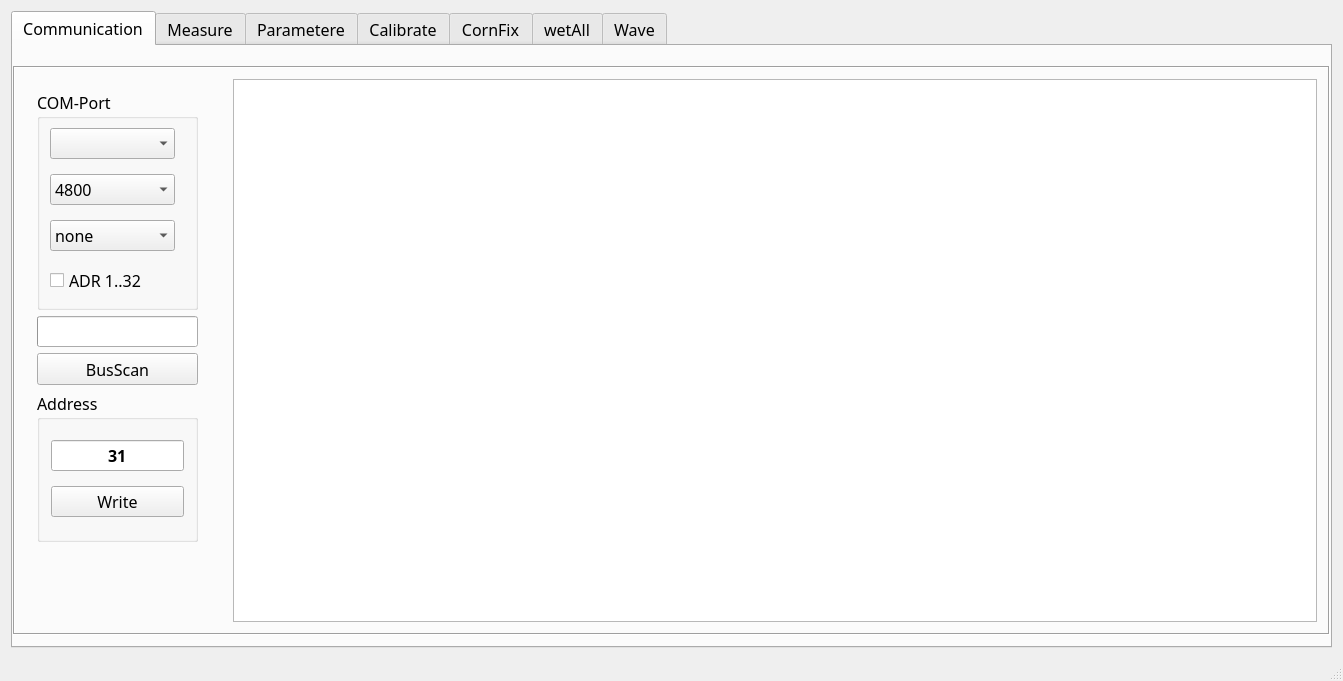
Old version of the form mainwindow.ui in the repository byteman/WFace.
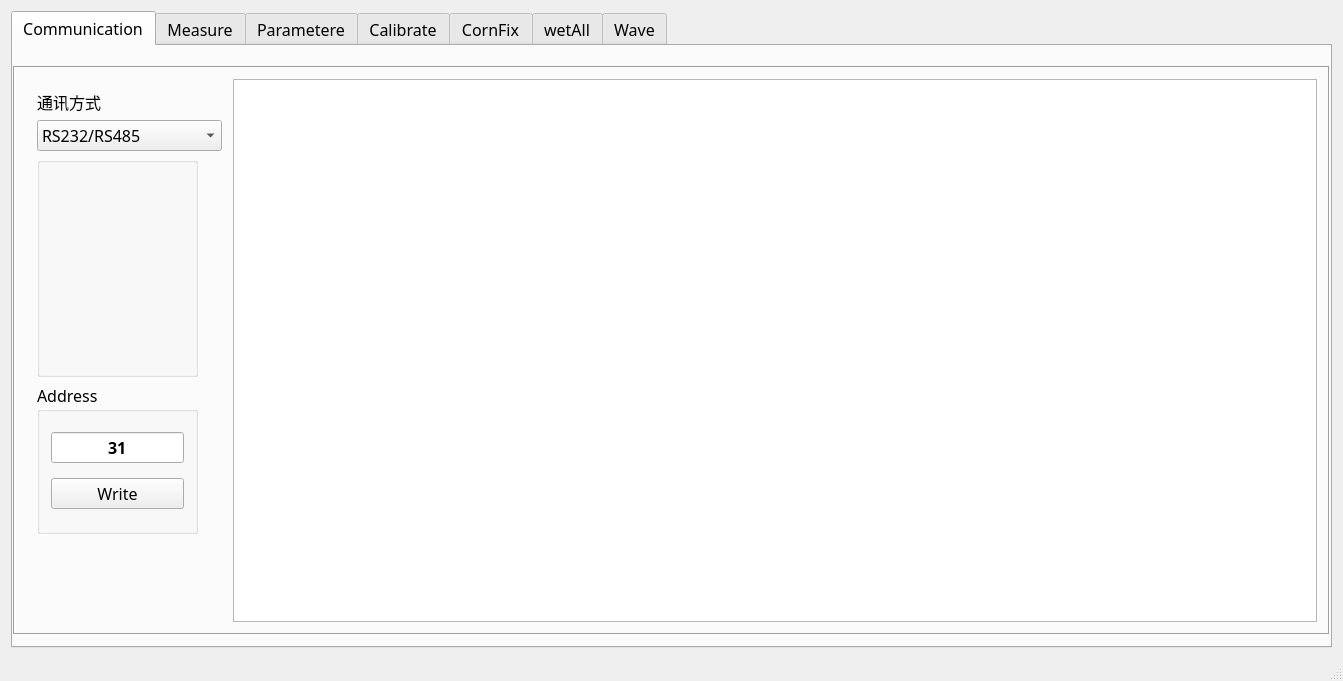
New version of the form. Custom widgets are drawn as their Qt base class.

What changed in the file:
```diff
--- a/mainwindow.ui
+++ b/mainwindow.ui
@@ -108,6 +108,32 @@
               <property name="rightMargin">
                <number>5</number>
               </property>
+              <item>
+               <widget class="QLabel" name="label_9">
+                <property name="text">
+                 <string>通讯方式</string>
+                </property>
+               </widget>
+              </item>
+              <item>
+               <widget class="QComboBox" name="comboBox">
+                <item>
+                 <property name="text">
+                  <string>RS232/RS485</string>
+                 </property>
+                </item>
+                <item>
+                 <property name="text">
+                  <string>MultiRs232</string>
+                 </property>
+                </item>
+                <item>
+                 <property name="text">
+                  <string>TCP/IP</string>
+                 </property>
+                </item>
+               </widget>
+              </item>
               <item>
                <widget class="QGroupBox" name="groupBox_2">
                 <property name="minimumSize">
@@ -134,12 +160,12 @@
                  <string notr="true"/>
                 </property>
                 <property name="title">
-                 <string>COM-Port</string>
+                 <string/>
                 </property>
                 <property name="alignment">
                  <set>Qt::AlignLeading|Qt::AlignLeft|Qt::AlignTop</set>
                 </property>
-                <layout class="QVBoxLayout" name="verticalLayout_2" stretch="2,2,2,1">
+                <layout class="QVBoxLayout" name="verticalLayout_2" stretch="">
                  <property name="leftMargin">
                   <number>10</number>
                  </property>
@@ -152,124 +178,9 @@
                  <property name="bottomMargin">
                   <number>0</number>
                  </property>
-                 <item>
-                  <widget class="QComboBox" name="cbxPort"/>
-                 </item>
-                 <item>
-                  <widget class="QComboBox" name="cbxBaud">
-                   <item>
-                    <property name="text">
-                     <string>4800</string>
-                    </property>
-                   </item>
-                   <item>
-                    <property name="text">
-                     <string>9600</string>
-                    </property>
-                   </item>
-                   <item>
-                    <property name="text">
-                     <string>19200</string>
-                    </property>
-                   </item>
-                   <item>
-                    <property name="text">
-                     <string>38400</string>
-                    </property>
-                   </item>
-                   <item>
-                    <property name="text">
-                     <string>115200</string>
-                    </property>
-                   </item>
-                  </widget>
-                 </item>
-                 <item>
-                  <widget class="QComboBox" name="cbxParity">
-                   <property name="styleSheet">
-                    <string notr="true"/>
-                   </property>
-                   <item>
-                    <property name="text">
-                     <string>none</string>
-                    </property>
-                   </item>
-                   <item>
-                    <property name="text">
-                     <string>even</string>
-                    </property>
-                   </item>
-                  </widget>
-                 </item>
-                 <item>
-                  <widget class="QCheckBox" name="cbxFindAll">
-                   <property name="sizePolicy">
-                    <sizepolicy hsizetype="Expanding" vsizetype="Fixed">
-                     <horstretch>0</horstretch>
-                     <verstretch>0</verstretch>
-                    </sizepolicy>
-                   </property>
-                   <property name="text">
-                    <string>ADR 1..32</string>
-                   </property>
-                  </widget>
-                 </item>
                 </layout>
                </widget>
               </item>
-              <item>
-               <widget class="QProgressBar" name="scanPb">
-                <property name="sizePolicy">
-                 <sizepolicy hsizetype="Fixed" vsizetype="Fixed">
-                  <horstretch>0</horstretch>
-                  <verstretch>0</verstretch>
-                 </sizepolicy>
-                </property>
-                <property name="minimumSize">
-                 <size>
-                  <width>161</width>
-                  <height>0</height>
-                 </size>
-                </property>
-                <property name="maximum">
-                 <number>32</number>
-                </property>
-                <property name="value">
-                 <number>0</number>
-                </property>
-                <property name="textVisible">
-                 <bool>false</bool>
-                </property>
-                <property name="invertedAppearance">
-                 <bool>false</bool>
-                </property>
-                <property name="textDirection">
-                 <enum>QProgressBar::TopToBottom</enum>
-                </property>
-               </widget>
-              </item>
-              <item>
-               <widget class="QPushButton" name="btnSearch">
-                <property name="minimumSize">
-                 <size>
-                  <width>161</width>
-                  <height>32</height>
-                 </size>
-                </property>
-                <property name="maximumSize">
-                 <size>
-                  <width>161</width>
-                  <height>32</height>
-                 </size>
-                </property>
-                <property name="styleSheet">
-                 <string notr="true"/>
-                </property>
-                <property name="text">
-                 <string>BusScan</string>
-                </property>
-               </widget>
-              </item>
               <item>
                <widget class="QGroupBox" name="groupBox_3">
                 <property name="minimumSize">
```
